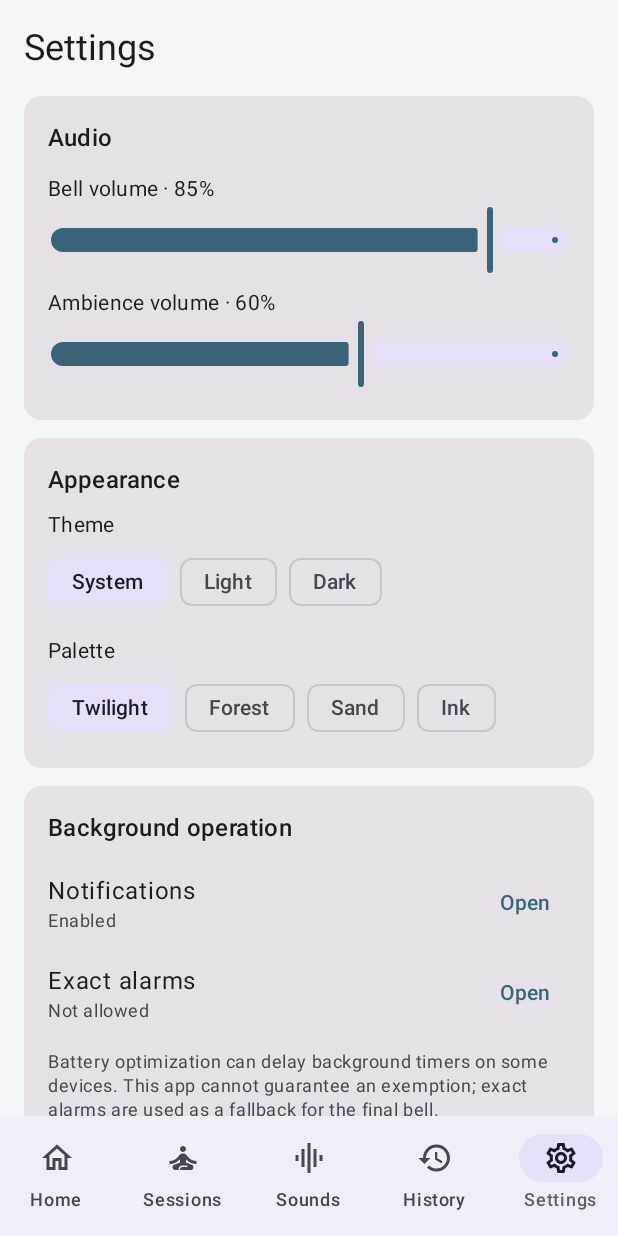
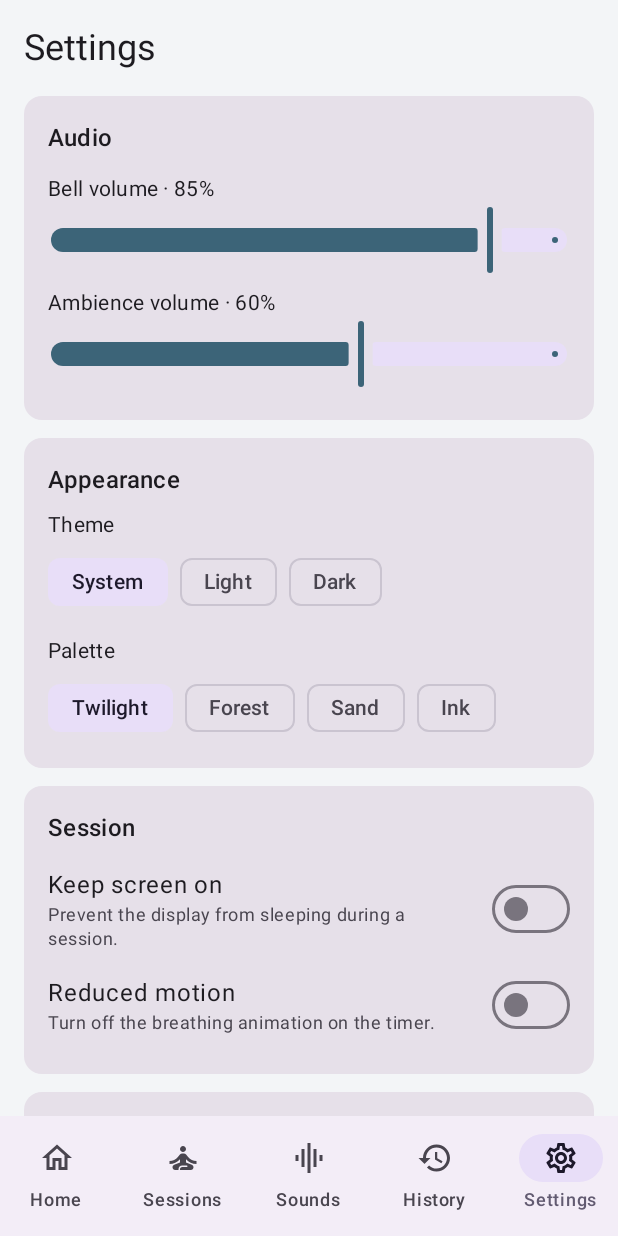
Before and after one commit to alekpeed/meditation, an Android app built with Jetpack Compose: the SettingsScreen screen opened through its navigation route, on a phone screen of 412 x 824 dp. Run offline under Robolectric (Android 15) with nearby library versions, the phone set to English and light mode, and no system bars; our stand-ins replace Room's generated code.

```diff
--- a/app/src/main/kotlin/com/meditation/app/ui/MeditationViewModel.kt
+++ b/app/src/main/kotlin/com/meditation/app/ui/MeditationViewModel.kt
@@ -139,6 +139,8 @@ class MeditationViewModel(private val container: AppContainer) : ViewModel() {
     }
     fun setTheme(mode: String) = viewModelScope.launch { container.preferencesRepository.setTheme(mode) }
     fun setPalette(palette: String) = viewModelScope.launch { container.preferencesRepository.setPalette(palette) }
+    fun setKeepScreenOn(on: Boolean) = viewModelScope.launch { container.preferencesRepository.setKeepScreenOn(on) }
+    fun setReducedMotion(on: Boolean) = viewModelScope.launch { container.preferencesRepository.setReducedMotion(on) }
     fun setBellVolume(v: Double) = viewModelScope.launch { container.preferencesRepository.setBellVolume(v) }
     fun setAmbienceVolume(v: Double) = viewModelScope.launch { container.preferencesRepository.setAmbienceVolume(v) }
     fun setReminder(enabled: Boolean, hour: Int, minute: Int) = viewModelScope.launch {
--- a/app/src/main/kotlin/com/meditation/app/ui/screen/SettingsScreen.kt
+++ b/app/src/main/kotlin/com/meditation/app/ui/screen/SettingsScreen.kt
@@ -76,6 +76,16 @@ fun SettingsScreen(vm: MeditationViewModel) {
                         label = { Text(palette.title) },
                     )
                 }
+            }
+        }
+
+        Spacer(Modifier.height(12.dp))
+        SectionCard("Session") {
+            ToggleRow("Keep screen on", "Prevent the display from sleeping during a session.", prefs.keepScreenOn) {
+                vm.setKeepScreenOn(it)
+            }
+            ToggleRow("Reduced motion", "Turn off the breathing animation on the timer.", prefs.reducedMotion) {
+                vm.setReducedMotion(it)
             }
         }
 
@@ -209,6 +219,21 @@ private fun LabeledSlider(label: String, value: Float, onChange: (Float) -> Unit
 }
 
 @Composable
+private fun ToggleRow(label: String, description: String, checked: Boolean, onChange: (Boolean) -> Unit) {
+    Row(
+        Modifier.fillMaxWidth().padding(vertical = 6.dp),
+        horizontalArrangement = Arrangement.SpaceBetween,
+        verticalAlignment = Alignment.CenterVertically,
+    ) {
+        Column(Modifier.weight(1f).padding(end = 12.dp)) {
+            Text(label, style = MaterialTheme.typography.bodyLarge)
+            Text(description, style = MaterialTheme.typography.bodySmall, color = MaterialTheme.colorScheme.onSurfaceVariant)
+        }
+        androidx.compose.material3.Switch(checked = checked, onCheckedChange = onChange)
+    }
+}
+
+@Composable
 private fun StatusRow(label: String, status: String, onClick: () -> Unit) {
     Row(
         Modifier.fillMaxWidth().padding(vertical = 6.dp),
```
Also changed, not shown: app/src/main/kotlin/com/meditation/app/ui/screen/ActiveTimerScreen.kt (+36 -2 lines).
